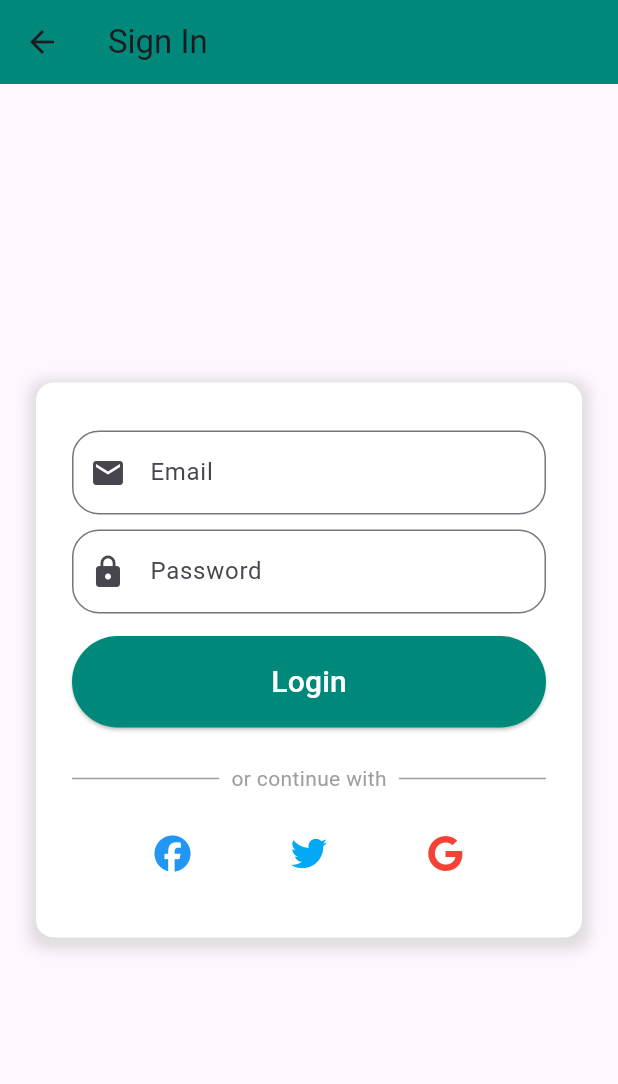
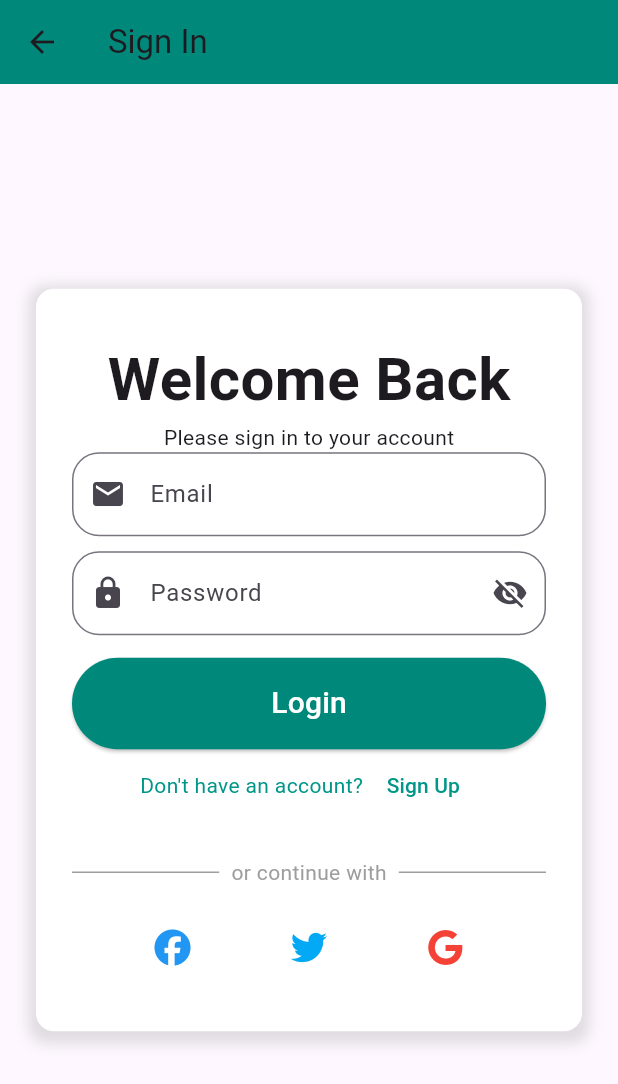
Before and after one commit to karimamaaoui/tp5, a Flutter app: the LoginScreen screen opened directly, on a phone screen of 412 x 824 dp. Shown: the top 1084 px of the screen. Run offline on Flutter 3.47's test engine with Material 3 defaults, Android fonts, the phone set to English and light mode, and no system bars; our stand-ins replace firebase_auth, firebase_core, font_awesome_flutter, google_sign_in, lottie; accounts and stored records are empty.

Commit message:
sigin commit

```diff
--- a/lib/auth/login_screen.dart
+++ b/lib/auth/login_screen.dart
@@ -1,8 +1,9 @@
 import 'package:firebase_auth/firebase_auth.dart';
 import 'package:flutter/material.dart';
 import 'package:font_awesome_flutter/font_awesome_flutter.dart';
+import 'package:google_sign_in/google_sign_in.dart';
+import 'package:tp5/auth/Welcome.dart';
 import 'package:tp5/auth/register_screen.dart';
-
 
 class LoginScreen extends StatefulWidget {
   @override
@@ -12,31 +13,31 @@ class LoginScreen extends StatefulWidget {
 class _LoginScreenState extends State<LoginScreen> {
   final emailController = TextEditingController();
   final passwordController = TextEditingController();
-
-
   bool isVisible = false;
   bool isLoginTrue = false;
   bool isLoginSuccessful = false;
   final FirebaseAuth _auth = FirebaseAuth.instance;
 
+  final GoogleSignIn _googleSignIn = GoogleSignIn();
+  bool isUserSignedIn = false;
 
-
-  login() async {
+  Future<void> login() async {
     if (emailController.text.isNotEmpty && passwordController.text.isNotEmpty) {
       try {
-        await _auth
-            .signInWithEmailAndPassword(
-            email: emailController.text, password: passwordController.text);
+        await _auth.signInWithEmailAndPassword(
+          email: emailController.text,
+          password: passwordController.text,
+        );
 
         setState(() {
           isLoginTrue = false;
           isLoginSuccessful = true;
         });
         ScaffoldMessenger.of(context).showSnackBar(
-          SnackBar(
+          const SnackBar(
             backgroundColor: Colors.green,
             content: Text(
-              "login successful!",
+              "Login successful!",
               style: TextStyle(fontSize: 18.0),
             ),
           ),
@@ -47,21 +48,23 @@ class _LoginScreenState extends State<LoginScreen> {
           isLoginSuccessful = false;
         });
 
-        if (e.code == 'weak-password') {
-          ScaffoldMessenger.of(context).showSnackBar(
-            SnackBar(
-              backgroundColor: Colors.orangeAccent,
-              content: Text(
-                "Password provided is too weak",
-                style: TextStyle(fontSize: 18.0),
-              ),
+        ScaffoldMessenger.of(context).showSnackBar(
+          SnackBar(
+            backgroundColor: e.code == 'weak-password'
+                ? Colors.orangeAccent
+                : Colors.red,
+            content: Text(
+              e.code == 'weak-password'
+                  ? "Password provided is too weak"
+                  : "An error occurred. Please try again.",
+              style: const TextStyle(fontSize: 18.0),
             ),
-          );
-        }
+          ),
+        );
       }
     } else {
       ScaffoldMessenger.of(context).showSnackBar(
-        SnackBar(
+        const SnackBar(
           backgroundColor: Colors.red,
           content: Text(
             "Please fill all fields",
@@ -70,8 +73,47 @@ class _LoginScreenState extends State<LoginScreen> {
         ),
       );
     }
+  }
 
-     }
+  Future<void> onGoogleSignIn(BuildContext context) async {
+    User? user = await _handleSignIn();
+    if (user != null) {
+      Navigator.push(
+        context,
+        MaterialPageRoute(
+          builder: (context) => WelcomeUserWidget(user, _googleSignIn),
+        ),
+      );
+    }
+  }
+
+  Future<User?> _handleSignIn() async {
+    User? user;
+    bool isSignedIn = await _googleSignIn.isSignedIn();
+
+    if (isSignedIn) {
+      user = _auth.currentUser;
+    } else {
+      final GoogleSignInAccount? googleUser = await _googleSignIn.signIn();
+      if (googleUser != null) {
+        final GoogleSignInAuthentication googleAuth =
+        await googleUser.authentication;
+
+        final AuthCredential credential = GoogleAuthProvider.credential(
+          accessToken: googleAuth.accessToken,
+          idToken: googleAuth.idToken,
+        );
+
+        user = (await _auth.signInWithCredential(credential)).user;
+      }
+    }
+
+    setState(() {
+      isUserSignedIn = user != null;
+    });
+
+    return user;
+  }
 
   @override
   Widget build(BuildContext context) {
@@ -80,8 +122,7 @@ class _LoginScreenState extends State<LoginScreen> {
         title: const Text("Sign In"),
         backgroundColor: Colors.teal[600],
       ),
-      body:
-      Center(
+      body: Center(
         child: Padding(
           padding: const EdgeInsets.all(24.0),
           child: Container(
@@ -94,7 +135,7 @@ class _LoginScreenState extends State<LoginScreen> {
                   color: Colors.grey.withOpacity(0.3),
                   spreadRadius: 5,
                   blurRadius: 7,
-                  offset: Offset(0, 3), // changes position of shadow
+                  offset: const Offset(0, 3),
                 ),
               ],
             ),
@@ -102,56 +143,61 @@ class _LoginScreenState extends State<LoginScreen> {
             child: Column(
               mainAxisSize: MainAxisSize.min,
               children: [
+                _header(context),
                 _inputField(context),
-
-                SizedBox(height: 24),
-
-                // Divider with text
+                _signup(context),
+                if (isLoginTrue)
+                  const Text(
+                    "Login failed. Please check your credentials.",
+                    style: TextStyle(color: Colors.red),
+                  ),
+                if (isLoginSuccessful)
+                  const Text(
+                    "Welcome! You have successfully logged in.",
+                    style: TextStyle(color: Colors.green, fontSize: 18),
+                  ),
+                const SizedBox(height: 24),
                 Row(
                   children: [
-                    Expanded(
-                      child: Divider(
-                        color: Colors.grey,
-                      ),
-                    ),
-                    Padding(
-                      padding: const EdgeInsets.symmetric(horizontal: 8.0),
+                    Expanded(child: Divider(color: Colors.grey)),
+                    const Padding(
+                      padding: EdgeInsets.symmetric(horizontal: 8.0),
                       child: Text(
                         "or continue with",
                         style: TextStyle(color: Colors.grey),
                       ),
                     ),
-                    Expanded(
-                      child: Divider(
-                        color: Colors.grey,
-                      ),
-                    ),
+                    Expanded(child: Divider(color: Colors.grey)),
                   ],
                 ),
-
-                SizedBox(height: 16),
-
-                // Social Media Icons
+                const SizedBox(height: 16),
                 Row(
                   mainAxisAlignment: MainAxisAlignment.spaceEvenly,
                   children: [
                     IconButton(
-                      icon: FaIcon(FontAwesomeIcons.facebook, color: Colors.blue),
+                      icon: const FaIcon(
+                        FontAwesomeIcons.facebook,
+                        color: Colors.blue,
+                      ),
                       onPressed: () {
                         // Handle Facebook login
                       },
                     ),
                     IconButton(
-                      icon: FaIcon(FontAwesomeIcons.twitter, color: Colors.lightBlue),
+                      icon: const FaIcon(
+                        FontAwesomeIcons.twitter,
+                        color: Colors.lightBlue,
+                      ),
                       onPressed: () {
                         // Handle Twitter login
                       },
                     ),
                     IconButton(
-                      icon: FaIcon(FontAwesomeIcons.google, color: Colors.red),
-                      onPressed: () {
-                        // Handle Google login
-                      },
+                      icon: const FaIcon(
+                        FontAwesomeIcons.google,
+                        color: Colors.red,
+                      ),
+                      onPressed: () => onGoogleSignIn(context),
                     ),
                   ],
                 ),
@@ -160,27 +206,18 @@ class _LoginScreenState extends State<LoginScreen> {
           ),
         ),
       ),
-     /* Container(
-        margin: const EdgeInsets.all(20),
-        child: Column(
-          mainAxisAlignment: MainAxisAlignment.spaceEvenly,
-          children: [
-            _header(context),
-            _inputField(context),
-            _signup(context),
-            if (isLoginTrue)
-              const Text(
-                "Login failed. Please check your credentials.",
-                style: TextStyle(color: Colors.red),
-              ),
-            if (isLoginSuccessful)
-              const Text(
-                "Welcome! You have successfully logged in.",
-                style: TextStyle(color: Colors.green, fontSize: 18),
-              ),
-          ],
+    );
+  }
+
+  Widget _header(BuildContext context) {
+    return const Column(
+      children: [
+        Text(
+          "Welcome Back",
+          style: TextStyle(fontSize: 40, fontWeight: FontWeight.bold),
         ),
-      ),*/
+        Text("Please sign in to your account"),
+      ],
     );
   }
 
@@ -207,6 +244,14 @@ class _LoginScreenState extends State<LoginScreen> {
               borderRadius: BorderRadius.circular(18),
             ),
             prefixIcon: const Icon(Icons.lock),
+            suffixIcon: IconButton(
+              icon: Icon(isVisible ? Icons.visibility : Icons.visibility_off),
+              onPressed: () {
+                setState(() {
+                  isVisible = !isVisible;
+                });
+              },
+            ),
           ),
           obscureText: !isVisible,
         ),
@@ -227,64 +272,6 @@ class _LoginScreenState extends State<LoginScreen> {
     );
   }
 
-
-  Widget _header(BuildContext context) {
-    return const Column(
-      children: [
-        Text(
-          "Welcome Back",
-          style: TextStyle(fontSize: 40, fontWeight: FontWeight.bold),
-        ),
-        Text("Please sign in to your account"),
-      ],
-    );
-  }
-
-
- /* Widget _inputField(BuildContext context) {
-    return Column(
-      crossAxisAlignment: CrossAxisAlignment.stretch,
-      children: [
-        TextField(
-          controller: emailController,
-          decoration: InputDecoration(
-            hintText: "Email",
-            border: OutlineInputBorder(
-              borderRadius: BorderRadius.circular(18),
-            ),
-            prefixIcon: const Icon(Icons.email),
-          ),
-        ),
-        const SizedBox(height: 10),
-        TextField(
-          controller: passwordController,
-          decoration: InputDecoration(
-            hintText: "Password",
-            border: OutlineInputBorder(
-              borderRadius: BorderRadius.circular(18),
-            ),
-            prefixIcon: const Icon(Icons.lock),
-          ),
-          obscureText: !isVisible,
-        ),
-        const SizedBox(height: 15),
-        ElevatedButton(
-          onPressed: login,
-          style: ElevatedButton.styleFrom(
-            shape: const StadiumBorder(),
-            padding: const EdgeInsets.symmetric(vertical: 16),
-            backgroundColor: Colors.teal[600],
-          ),
-          child: const Text(
-            "Login",
-            style: TextStyle(fontSize: 20,color: Colors.white),
-          ),
-        ),
-      ],
-    );
-  }
-*/
-
   Widget _signup(BuildContext context) {
     return Row(
       mainAxisAlignment: MainAxisAlignment.center,
@@ -292,7 +279,10 @@ class _LoginScreenState extends State<LoginScreen> {
         const Text("Don't have an account? ", style: TextStyle(color: Colors.teal)),
         TextButton(
           onPressed: () {
-            Navigator.push(context, MaterialPageRoute(builder: (context) => const RegisterScreen())); // Navigate to Sign Up page
+            Navigator.push(
+              context,
+              MaterialPageRoute(builder: (context) => const RegisterScreen()),
+            );
           },
           child: const Text(
             "Sign Up",
@@ -302,6 +292,4 @@ class _LoginScreenState extends State<LoginScreen> {
       ],
     );
   }
-
-
 }
--- a/lib/auth/register_screen.dart
+++ b/lib/auth/register_screen.dart
@@ -21,6 +21,7 @@ class _RegisterScreenState extends State<RegisterScreen> {
 
   bool _isLoading = false;
   String? _errorMessage;
+
   Future<void> _registerUser() async {
 
 
@@ -73,6 +74,8 @@ class _RegisterScreenState extends State<RegisterScreen> {
       });
     }
   }
+
+
   @override
   Widget build(BuildContext context) {
     return Scaffold(
--- a/lib/main.dart
+++ b/lib/main.dart
@@ -20,7 +20,7 @@ class MyApp extends StatelessWidget {
       initialRoute: '/',
       routes: {
         '/': (context) => MyHomePage(),
-        '/login': (context) => RegisterScreen(),
+        '/login': (context) => LoginScreen(),
         '/register': (context) => RegisterScreen(),
       },
     );
--- a/pubspec.yaml
+++ b/pubspec.yaml
@@ -39,6 +39,7 @@ dependencies:
   firebase_auth: ^5.3.1
   lottie: ^3.1.3
   font_awesome_flutter: ^10.8.0
+  google_sign_in: ^6.2.2
 
 dev_dependencies:
   flutter_test:
```
Also changed, not shown: lib/auth/Welcome.dart (added, +41 -0 lines), lib/auth/signup.dart (deleted, +0 -146 lines), pubspec.lock, 1 other file.
